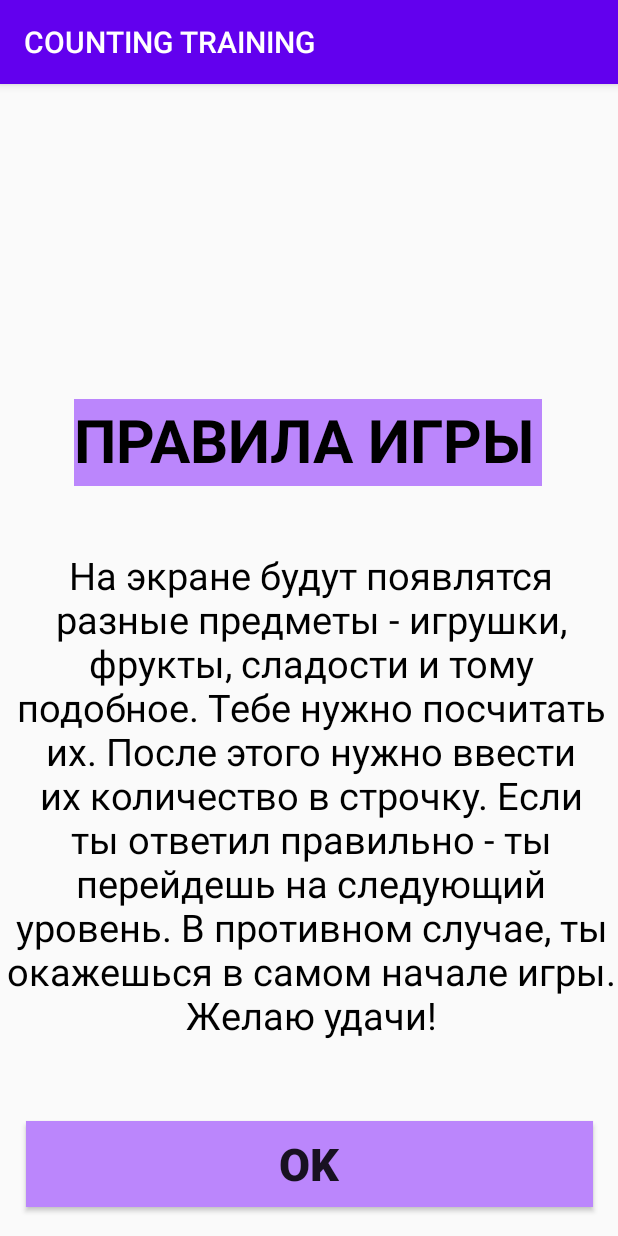
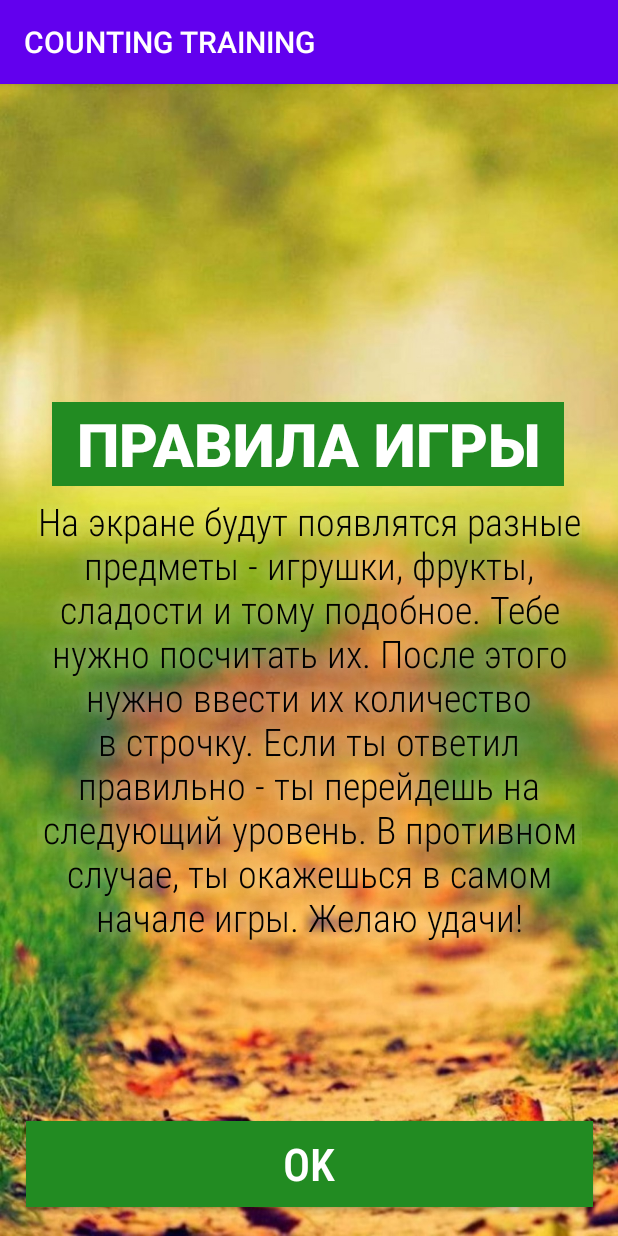
Before and after one commit to k0teykich/Project1, an Android app: the Activity3 screen opened directly, with no data from a screen before it, on a phone screen of 412 x 824 dp. Run offline under Robolectric (Android 15) with nearby library versions, the light colour scheme and no system bars.

Commit message:
project1

```diff
--- a/MyApplication/app/src/main/res/layout/activity_3.xml
+++ b/MyApplication/app/src/main/res/layout/activity_3.xml
@@ -5,16 +5,19 @@
     android:layout_width="match_parent"
     android:layout_height="match_parent"
     tools:context=".Activity3"
+    android:background="@drawable/background"
     tools:ignore="ExtraText">
 
     <TextView
         android:id="@+id/textView2"
-        android:layout_width="312dp"
-        android:layout_height="58dp"
+        android:layout_width="341dp"
+        android:layout_height="56dp"
         android:layout_marginBottom="500dp"
-        android:background="@color/purple_200"
+        android:background="@color/main"
+        android:fontFamily="sans-serif-black"
+        android:gravity="center"
         android:text="ПРАВИЛА ИГРЫ"
-        android:textColor="@color/black"
+        android:textColor="@color/white"
         android:textSize="40sp"
         android:textStyle="bold"
         app:layout_constraintBottom_toBottomOf="parent"
@@ -23,31 +26,35 @@
         app:layout_constraintStart_toStartOf="parent"
         tools:ignore="MissingConstraints" />
 
-    .
-
     <TextView
+        android:shadowRadius="15"
+        android:shadowColor="@color/white"
         android:id="@+id/textView3"
-        android:layout_width="409dp"
-        android:layout_height="427dp"
-        android:layout_marginBottom="80dp"
+        android:layout_width="363dp"
+        android:layout_height="400dp"
+        android:fontFamily="sans-serif-condensed-light"
         android:gravity="center"
         android:text="@string/rules"
+        android:textColor="@color/black"
         android:textSize="25sp"
         app:layout_constraintBottom_toBottomOf="parent"
         app:layout_constraintEnd_toEndOf="parent"
-        app:layout_constraintHorizontal_bias="1.0"
         app:layout_constraintStart_toStartOf="parent"
-        tools:ignore="MissingConstraints"
-        android:textColor="@color/black"/>
+        app:layout_constraintTop_toTopOf="parent"
+        app:layout_constraintVertical_bias="0.607"
+        tools:ignore="MissingConstraints" />
 
     <Button
+        android:fontFamily="sans-serif-condensed-light"
         android:id="@+id/button_ok2"
         android:layout_width="378dp"
         android:layout_height="57dp"
-        android:background="@color/purple_200"
+        android:background="@color/main"
         android:text="@string/age_ok"
+        android:textColor="@color/white"
         android:textSize="30sp"
         android:textStyle="bold"
+        android:gravity="center"
         app:layout_constraintBottom_toBottomOf="parent"
         app:layout_constraintEnd_toEndOf="parent"
         app:layout_constraintStart_toStartOf="parent"
--- a/MyApplication/app/src/main/res/values/colors.xml
+++ b/MyApplication/app/src/main/res/values/colors.xml
@@ -7,4 +7,6 @@
     <color name="teal_700">#FF018786</color>
     <color name="black">#FF000000</color>
     <color name="white">#FFFFFFFF</color>
+    <color name="main">#228B22</color>
+    <color name="main1">#7CFC00</color>
 </resources>
```
Also changed, not shown: MyApplication/app/src/main/java/com/example/myapplication/GameActivity1.java (+2 -9 lines), MyApplication/app/src/main/java/com/example/myapplication/WinActivity.java (deleted, +0 -26 lines), MyApplication/app/src/main/res/layout/activity_game1.xml (+17 -9 lines), MyApplication/app/src/main/res/layout/activity_main.xml (+9 -6 lines), MyApplication/app/src/main/res/layout/lose_activity.xml (+7 -1 lines), MyApplication/app/src/main/res/layout/win_activity.xml (deleted, +0 -41 lines), MyApplication/app/src/main/res/drawable-v24/background.jpg (added), MyApplication/app/src/main/res/drawable/background.jpg (added), 2 other files.
